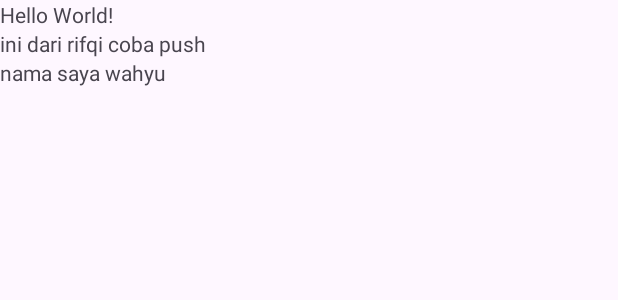
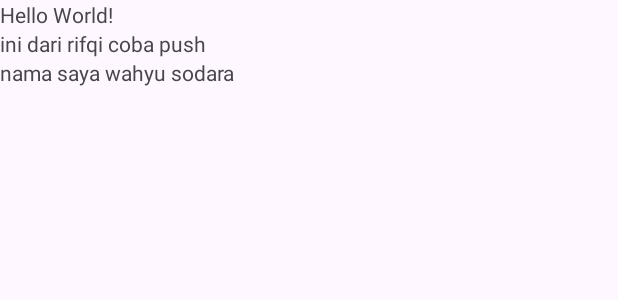
Before and after one commit to RifqiR3/chimoy, an Android app: the layout activity_main.xml on its own in the app's theme, with its tools: preview values and no code run, on a phone screen of 412 x 824 dp. Shown: the top 300 px of the screen. Run offline under Robolectric (Android 15) with nearby library versions, the phone set to English and light mode, and no system bars.

```diff
--- a/app/src/main/res/layout/activity_main.xml
+++ b/app/src/main/res/layout/activity_main.xml
@@ -23,5 +23,5 @@
     <TextView
         android:layout_width="wrap_content"
         android:layout_height="wrap_content"
-        android:text="nama saya wahyu"/>
+        android:text="nama saya wahyu sodara"/>
 </LinearLayout>
```
